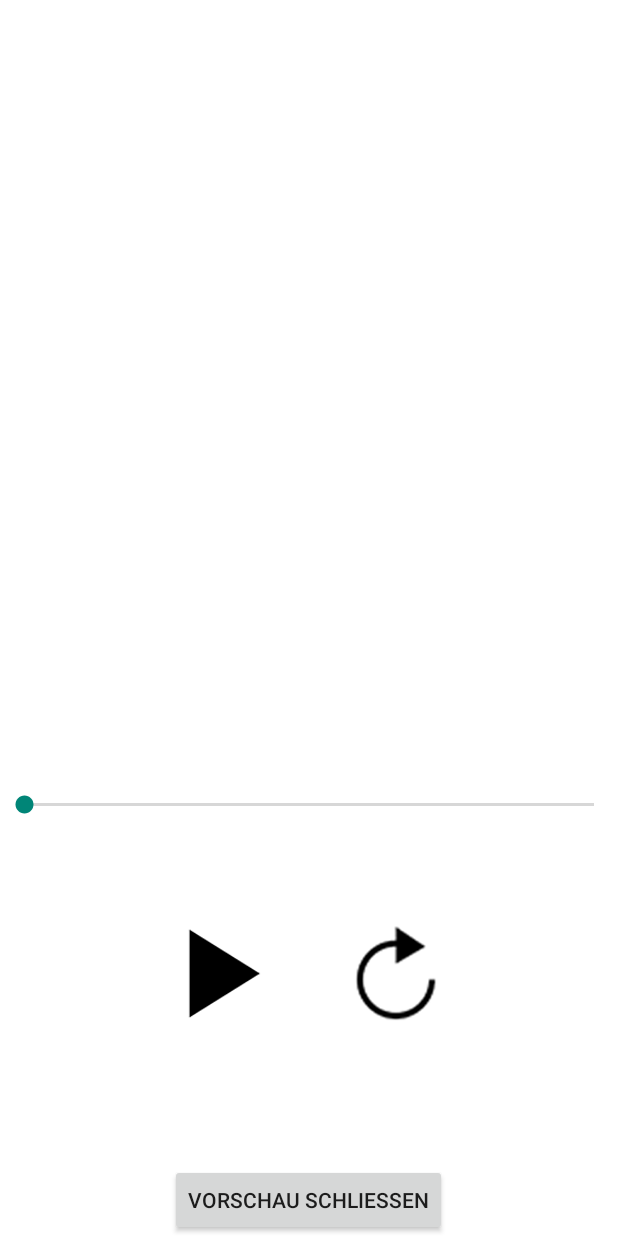
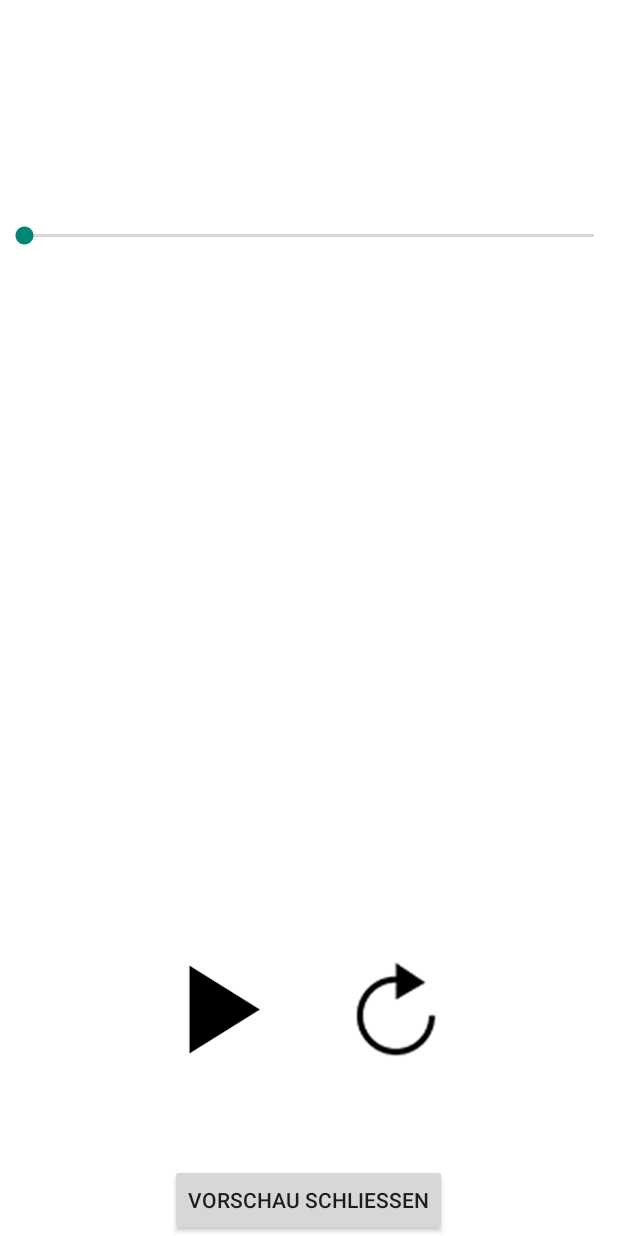
Before and after one commit to NFCProjektGTS/NFCGameAdmin-AppPrototype, an Android app: the layout preview_sound_tagitem.xml on its own in the app's theme, with its tools: preview values and no code run, on a phone screen of 412 x 824 dp. Run offline under Robolectric (Android 15) with nearby library versions, the light colour scheme and no system bars.

Commit message:
Fehler in der preview_sound_tagitem.xml ausgebessert

```diff
--- a/app/src/main/res/layout/preview_sound_tagitem.xml
+++ b/app/src/main/res/layout/preview_sound_tagitem.xml
@@ -9,10 +9,10 @@
         android:layout_width="wrap_content"
         android:layout_height="wrap_content"
         android:id="@+id/seekBar"
-        android:layout_above="@+id/imageButton_play"
+        android:layout_marginTop="148dp"
+        android:layout_alignParentTop="true"
         android:layout_alignParentLeft="true"
         android:layout_alignParentStart="true"
-        android:layout_marginBottom="69dp"
         android:layout_alignParentRight="true"
         android:layout_alignParentEnd="true" />
 
@@ -30,7 +30,7 @@
         android:id="@+id/imageButton_play"
         android:src="@drawable/play_icon_klein"
         android:background="#ffffffff"
-        android:layout_marginBottom="91dp"
+        android:layout_marginBottom="67dp"
         android:layout_above="@+id/button_VorschauSchließen"
         android:layout_alignLeft="@+id/button_VorschauSchließen"
         android:layout_alignStart="@+id/button_VorschauSchließen" />
```
